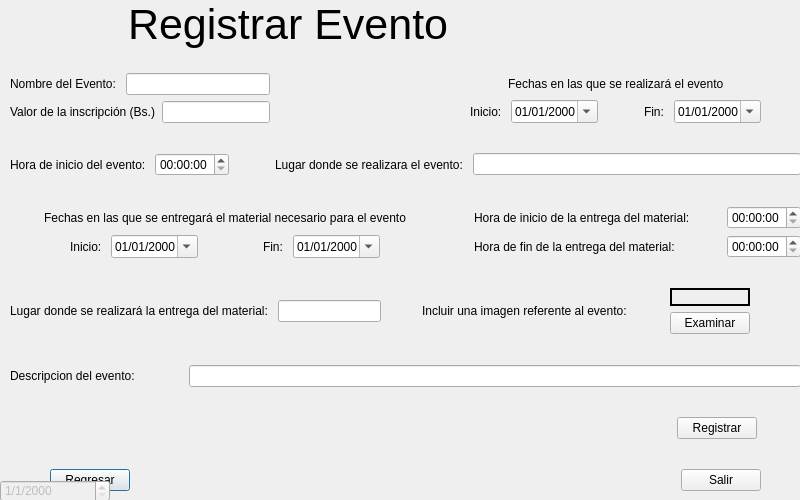
Qt form project/regeventwindow.ui (EduuardoPerez/Championship) before a commit.
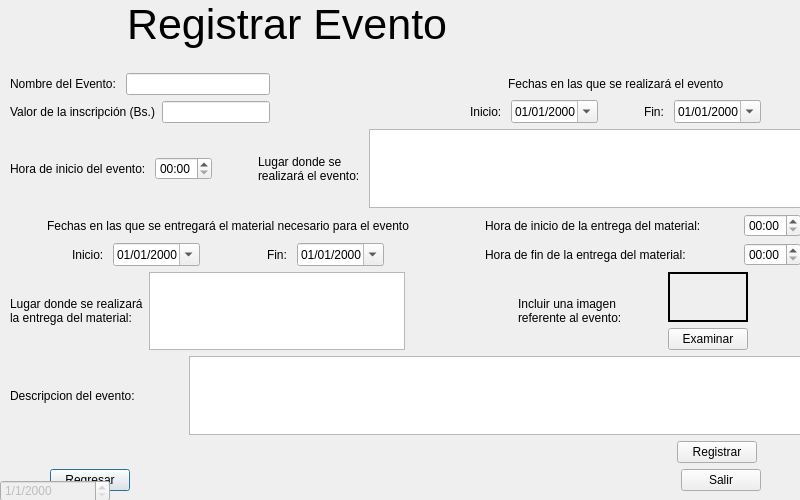
The same form after that commit. Icons and pictures are not drawn.

Commit message: modificaciones en el criterio de comparacion, pasos finales en el CRUD para eventos

The edit to the form file:
```diff
--- a/project/regeventwindow.ui
+++ b/project/regeventwindow.ui
@@ -372,6 +372,9 @@
           </item>
           <item>
            <widget class="QTimeEdit" name="teEventHour">
+            <property name="displayFormat">
+             <string>hh:mm</string>
+            </property>
             <property name="calendarPopup">
              <bool>false</bool>
             </property>
@@ -407,12 +410,13 @@
           <item>
            <widget class="QLabel" name="lugareventotl_2">
             <property name="text">
-             <string>Lugar donde se realizara el evento: </string>
+             <string>Lugar donde se
+realizará el evento: </string>
             </property>
            </widget>
           </item>
           <item>
-           <widget class="QLineEdit" name="leEventPlace"/>
+           <widget class="QTextEdit" name="txeEventPlace"/>
           </item>
          </layout>
         </item>
@@ -587,7 +591,11 @@
            </spacer>
           </item>
           <item>
-           <widget class="QTimeEdit" name="teHourBegMate"/>
+           <widget class="QTimeEdit" name="teHourBegMate">
+            <property name="displayFormat">
+             <string>hh:mm</string>
+            </property>
+           </widget>
           </item>
          </layout>
         </item>
@@ -627,7 +635,11 @@
            </spacer>
           </item>
           <item>
-           <widget class="QTimeEdit" name="teHourFinMate"/>
+           <widget class="QTimeEdit" name="teHourFinMate">
+            <property name="displayFormat">
+             <string>hh:mm</string>
+            </property>
+           </widget>
           </item>
          </layout>
         </item>
@@ -653,12 +665,13 @@
           <item>
            <widget class="QLabel" name="lugarmaterialtl_2">
             <property name="text">
-             <string>Lugar donde se realizará la entrega del material: </string>
+             <string>Lugar donde se realizará
+la entrega del material: </string>
             </property>
            </widget>
           </item>
           <item>
-           <widget class="QLineEdit" name="leMatePlace"/>
+           <widget class="QTextEdit" name="txeMatePlace"/>
           </item>
          </layout>
         </item>
@@ -680,7 +693,8 @@
           <item>
            <widget class="QLabel" name="label_7">
             <property name="text">
-             <string>Incluir una imagen referente al evento:</string>
+             <string>Incluir una imagen
+referente al evento:</string>
             </property>
            </widget>
           </item>
@@ -793,7 +807,7 @@
          </spacer>
         </item>
         <item>
-         <widget class="QLineEdit" name="leDescription"/>
+         <widget class="QTextEdit" name="txeDescription"/>
         </item>
        </layout>
       </item>
```
Left out of the diff: 16 changed lines with no effect on the pictures. The commit also changes 85 other files.
